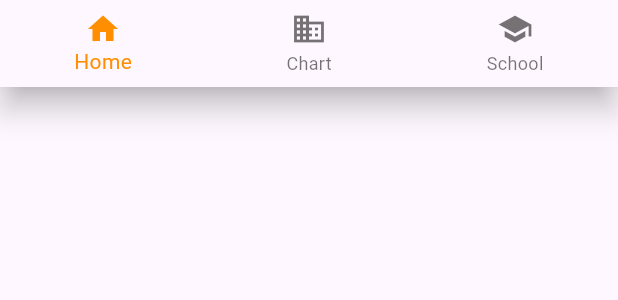
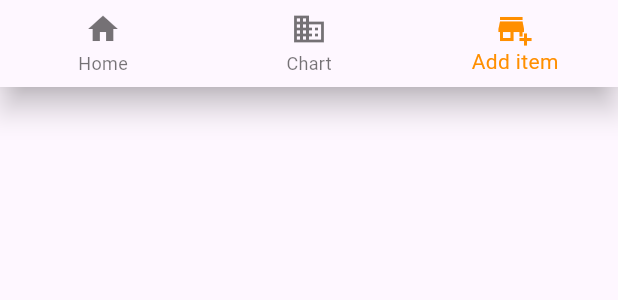
Before and after one commit to ThanhDVGCH18576/Flutter_LearningDart, a Flutter app: the BottomNavagation widget shown alone on an empty page, opened directly, on a phone screen of 412 x 824 dp. Shown: the top 300 px of the screen. Run offline on Flutter 3.47's test engine with Material 2 defaults, Android fonts, the phone set to English and light mode, and no system bars; our stand-ins replace charts_flutter, firebase_auth, firebase_core, sqflite; missing offline and left inert: dart:ffi; accounts and stored records are empty; generated files the repository leaves out were written again.

Commit message:
change layout

```diff
--- a/lib/home_screen.dart
+++ b/lib/home_screen.dart
@@ -170,7 +170,7 @@ class _HomeScreenState extends State<HomeScreen> {
   @override
   Widget build(BuildContext context) {
     return Scaffold(
-      bottomNavigationBar: BottomNavagation(tabKey: 0),
+      bottomNavigationBar: BottomNavagation(tabKey: 2),
       backgroundColor: Color.fromARGB(255, 225, 222, 235),
       appBar: AppBar(
         title: Text(
--- a/lib/input_form.dart
+++ b/lib/input_form.dart
@@ -21,7 +21,7 @@ class LandingPage extends StatelessWidget {
   @override
   Widget build(BuildContext context) {
     return Scaffold(
-      bottomNavigationBar: BottomNavagation(tabKey: 2),
+      bottomNavigationBar: BottomNavagation(tabKey: 0),
       backgroundColor: Color.fromARGB(255, 225, 222, 235),
       body: Stack(
         children: [
--- a/lib/main.dart
+++ b/lib/main.dart
@@ -34,8 +34,8 @@ class MyApp extends StatelessWidget {
         "/login/": (context) => LoginView(),
         "/register/": (context) => RegisterView(),
         "/note/": (context) => NoteView(),
-        "/home-screen/": (context) => HomeScreen(),
-        "/input_form/": (context) => LandingPage(),
+        "/home-screen/": (context) => LandingPage(),
+        "/input_form/": (context) => HomeScreen(),
       },
       locale: Locale("en"),
       localizationsDelegates: [
--- a/lib/views/bottom_navigation.dart
+++ b/lib/views/bottom_navigation.dart
@@ -30,7 +30,7 @@ class _BottomNavagationState extends State<BottomNavagation> {
       style: optionStyle,
     ),
     Text(
-      'Index 2: School',
+      'Index 2: Add item',
       style: optionStyle,
     ),
   ];
@@ -75,8 +75,8 @@ class _BottomNavagationState extends State<BottomNavagation> {
           label: 'Chart',
         ),
         BottomNavigationBarItem(
-          icon: Icon(Icons.school),
-          label: 'School',
+          icon: Icon(Icons.add_business),
+          label: 'Add item',
         ),
       ],
       currentIndex: _selectedIndex,
```
